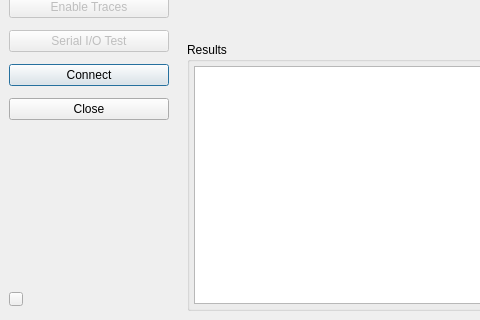
Old version of the form VSPClient/ui/vscmainwindow.ui in the repository britus/VSPClient; both pictures show x 0 to 480 and y 260 to 580 of the 720 by 580 pixel window.
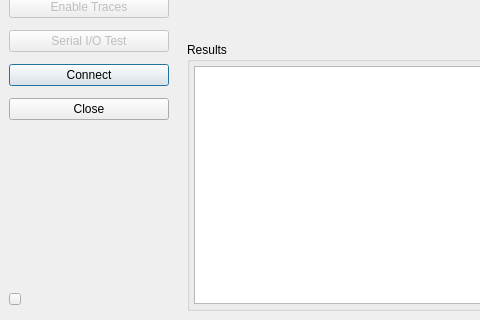
New version of the form. The open tabs and pages were chosen to show the change. Icons and pictures are not drawn. Custom widgets are drawn as their Qt base class.

What changed in the file:
```diff
--- a/VSPClient/ui/vscmainwindow.ui
+++ b/VSPClient/ui/vscmainwindow.ui
@@ -242,8 +242,8 @@
            <widget class="QToolButton" name="toolButton">
             <property name="maximumSize">
              <size>
-              <width>14</width>
-              <height>14</height>
+              <width>12</width>
+              <height>12</height>
              </size>
             </property>
             <property name="text">
```
Left out of the diff: 90 changed lines with no effect on the pictures.
